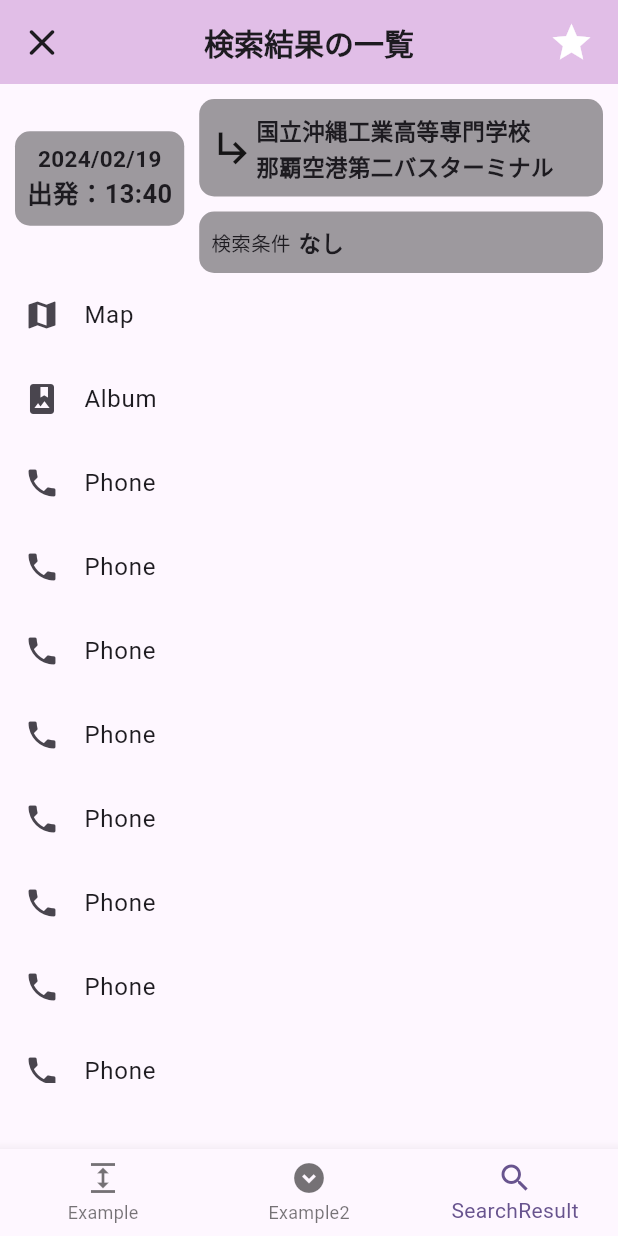
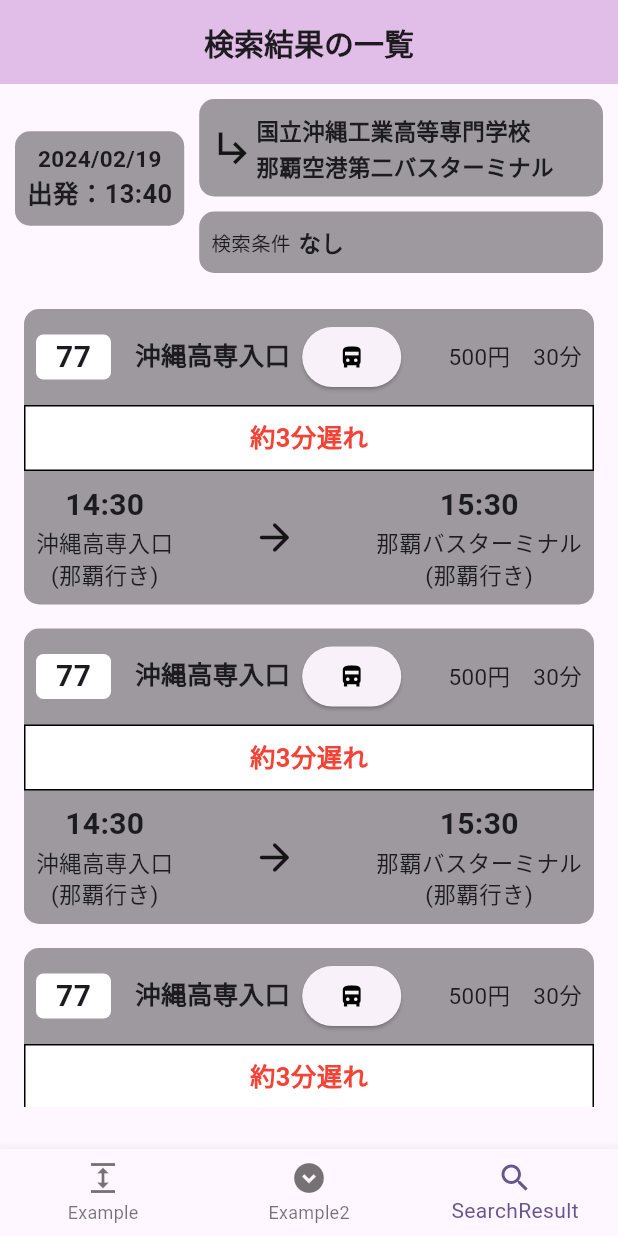
Before and after one commit to Yoshidagumi-group5/bus_app, a Flutter app: the screen it shows after launch, item 3 of the bottom bar chosen, on a phone screen of 412 x 824 dp. Run offline on Flutter 3.47's test engine with Material 3 defaults, Android fonts, the phone set to English and light mode, and no system bars; our stand-ins replace flutter_riverpod.

Commit message:
検索結果ページのUIの完成

```diff
--- a/lib/pages/SearchResult.dart
+++ b/lib/pages/SearchResult.dart
@@ -1,10 +1,10 @@
-import 'dart:html';
-import 'dart:math';
+// import 'dart:html';
+// import 'dart:math';
 
-import 'package:flutter/cupertino.dart';
 import 'package:flutter/material.dart';
-import 'package:flutter/widgets.dart';
 import 'package:flutter_riverpod/flutter_riverpod.dart';
+
+final colorProvider = StateProvider<bool>((ref) => false);
 
 class SearchResult extends ConsumerWidget {
   const SearchResult({super.key});
@@ -15,24 +15,20 @@ class SearchResult extends ConsumerWidget {
         appBar: AppBar(
           backgroundColor: Colors.purple[100],
           centerTitle: true,
-          leading: const Icon(
-            Icons.clear_rounded,
-            size: 30,
-          ),
           title: const Text(
             "検索結果の一覧",
             style: TextStyle(fontSize: 20, fontWeight: FontWeight.bold),
           ),
-          actions: const [
-            Padding(
-              padding: EdgeInsets.only(right: 16.0),
-              child: Icon(
-                Icons.star,
-                size: 30,
-                color: Colors.white,
-              ),
-            )
-          ],
+          // actions: const [
+          //   Padding(
+          //     padding: EdgeInsets.only(right: 16.0),
+          //     child: Icon(
+          //       Icons.star,
+          //       size: 30,
+          //       color: Colors.white,
+          //     ),
+          //   )
+          // ],
         ),
         body: SingleChildScrollView(
           child: Column(
@@ -179,104 +175,201 @@ class SearchResult extends ConsumerWidget {
                   ),
                 ],
               ),
-              LimitedBox(
-                maxHeight: 540,
-                child: ListView(
-                  shrinkWrap: true,
-                  children: <Widget>[
-                    ListTile(
-                      leading: Icon(Icons.map),
-                      title: Text('Map'),
-                    ),
-                    ListTile(
-                      leading: Icon(Icons.photo_album),
-                      title: Text('Album'),
-                    ),
-                    ListTile(
-                      leading: Icon(Icons.phone),
-                      title: Text('Phone'),
-                    ),
-                    ListTile(
-                      leading: Icon(Icons.phone),
-                      title: Text('Phone'),
-                    ),
-                    ListTile(
-                      leading: Icon(Icons.phone),
-                      title: Text('Phone'),
-                    ),
-                    ListTile(
-                      leading: Icon(Icons.phone),
-                      title: Text('Phone'),
-                    ),
-                    ListTile(
-                      leading: Icon(Icons.phone),
-                      title: Text('Phone'),
-                    ),
-                    ListTile(
-                      leading: Icon(Icons.phone),
-                      title: Text('Phone'),
-                    ),
-                    ListTile(
-                      leading: Icon(Icons.phone),
-                      title: Text('Phone'),
-                    ),
-                    ListTile(
-                      leading: Icon(Icons.phone),
-                      title: Text('Phone'),
-                    ),
-                    ListTile(
-                      leading: Icon(Icons.phone),
-                      title: Text('Phone'),
-                    ),
-                    ListTile(
-                      leading: Icon(Icons.phone),
-                      title: Text('Phone'),
-                    ),
-                    ListTile(
-                      leading: Icon(Icons.phone),
-                      title: Text('Phone'),
-                    ),
-                    ListTile(
-                      leading: Icon(Icons.phone),
-                      title: Text('Phone'),
-                    ),
-                    ListTile(
-                      leading: Icon(Icons.phone),
-                      title: Text('Phone'),
-                    ),
-                    ListTile(
-                      leading: Icon(Icons.phone),
-                      title: Text('Phone'),
-                    ),
-                    ListTile(
-                      leading: Icon(Icons.phone),
-                      title: Text('Phone'),
-                    ),
-                    ListTile(
-                      leading: Icon(Icons.phone),
-                      title: Text('Phone'),
-                    ),
-                    ListTile(
-                      leading: Icon(Icons.phone),
-                      title: Text('Phone'),
-                    ),
-                    ListTile(
-                      leading: Icon(Icons.phone),
-                      title: Text('Phone'),
-                    ),
-                    ListTile(
-                      leading: Icon(Icons.phone),
-                      title: Text('Phone'),
-                    ),
-                    ListTile(
-                      leading: Icon(Icons.phone),
-                      title: Text('Phone'),
-                    ),
-                  ],
+              Padding(
+                padding:
+                    const EdgeInsets.only(right: 8.0, left: 8.0, top: 16.0),
+                child: LimitedBox(
+                  maxHeight: 540,
+                  child: ListView(
+                    shrinkWrap: true,
+                    children: [
+                      busSearchResult(77, 500, 30, 3, '14:30', '15:30',
+                          '沖縄高専入口', '那覇バスターミナル'),
+                      busSearchResult(77, 500, 30, 3, '14:30', '15:30',
+                          '沖縄高専入口', '那覇バスターミナル'),
+                      busSearchResult(77, 500, 30, 3, '14:30', '15:30',
+                          '沖縄高専入口', '那覇バスターミナル'),
+                      busSearchResult(77, 500, 30, 3, '14:30', '15:30',
+                          '沖縄高専入口', '那覇バスターミナル'),
+                    ],
+                  ),
                 ),
               ),
             ],
           ),
         ));
   }
+
+  Widget busSearchResult(
+    int busNum, //バスの番号：77番
+    int cost, //バスの値段：500円
+    int time, //バスの所要時間：30分
+    int delayTime, //バスの遅延時間：3分遅れ
+    String startTime, //バスの発車時刻,14:30
+    String endTime, //バスの到着時刻,15:30
+    String startBusStop, //乗るバス停の名前：沖縄高専入口
+    String endBusStop, //降りるバス停の名前：那覇バスターミナル
+  ) {
+    return Padding(
+      padding: const EdgeInsets.all(8.0),
+      child: Container(
+        decoration: BoxDecoration(
+          borderRadius: BorderRadius.circular(10),
+          color: Colors.black38,
+        ),
+        child: Column(
+          children: [
+            Row(
+              children: [
+                Padding(
+                  padding: const EdgeInsets.all(8.0),
+                  child: Container(
+                      alignment: Alignment.center,
+                      width: 50,
+                      height: 30,
+                      decoration: BoxDecoration(
+                        borderRadius: BorderRadius.circular(5),
+                        color: Colors.white,
+                      ),
+                      child: Text(
+                        busNum.toString(),
+                        style: const TextStyle(
+                            fontSize: 20, fontWeight: FontWeight.bold),
+                      )),
+                ),
+                Padding(
+                  padding: const EdgeInsets.only(left: 8.0, bottom: 4.0),
+                  child: Text(
+                    startBusStop,
+                    style: const TextStyle(
+                        fontSize: 17, fontWeight: FontWeight.bold),
+                  ),
+                ),
+                BusRegisterationButton(provider: colorProvider),
+                Expanded(
+                  child: Container(
+                    alignment: Alignment.centerRight,
+                    child: Padding(
+                      padding: const EdgeInsets.all(8.0),
+                      child: Text(
+                        "$cost円　$time分",
+                        style: const TextStyle(fontSize: 15),
+                      ),
+                    ),
+                  ),
+                ),
+              ],
+            ),
+            Container(
+              decoration: BoxDecoration(
+                border: Border.all(color: Colors.black),
+                color: Colors.white,
+              ),
+              child: Row(
+                mainAxisAlignment: MainAxisAlignment.center,
+                children: [
+                  Padding(
+                    padding: const EdgeInsets.all(8.0),
+                    child: Text(
+                      "約$delayTime分遅れ",
+                      style: const TextStyle(
+                          fontSize: 17,
+                          fontWeight: FontWeight.bold,
+                          color: Colors.red),
+                    ),
+                  ),
+                ],
+              ),
+            ),
+            Row(
+              mainAxisAlignment: MainAxisAlignment.spaceBetween,
+              children: [
+                Padding(
+                  padding: const EdgeInsets.all(8.0),
+                  child: Column(
+                    crossAxisAlignment: CrossAxisAlignment.center,
+                    children: [
+                      Text(
+                        startTime,
+                        style: const TextStyle(
+                            fontSize: 20, fontWeight: FontWeight.bold),
+                      ),
+                      Text(
+                        startBusStop,
+                        style: const TextStyle(
+                          fontSize: 15,
+                        ),
+                      ),
+                      const Text(
+                        "(那覇行き)",
+                        style: TextStyle(
+                          fontSize: 15,
+                        ),
+                      ),
+                    ],
+                  ),
+                ),
+                const Icon(
+                  Icons.arrow_forward_rounded,
+                  size: 30,
+                ),
+                Padding(
+                  padding: const EdgeInsets.all(8.0),
+                  child: Column(
+                    crossAxisAlignment: CrossAxisAlignment.center,
+                    children: [
+                      Text(
+                        endTime,
+                        style: const TextStyle(
+                            fontSize: 20, fontWeight: FontWeight.bold),
+                      ),
+                      Text(
+                        endBusStop,
+                        style: const TextStyle(
+                          fontSize: 15,
+                        ),
+                      ),
+                      const Text(
+                        "(那覇行き)",
+                        style: TextStyle(
+                          fontSize: 15,
+                        ),
+                      ),
+                    ],
+                  ),
+                ),
+              ],
+            )
+          ],
+        ),
+      ),
+    );
+  }
 }
+
+class BusRegisterationButton extends ConsumerWidget {
+  const BusRegisterationButton({super.key, required this.provider});
+
+  final StateProvider<bool> provider;
+
+  @override
+  Widget build(BuildContext context, WidgetRef ref) {
+    final color = ref.watch(provider);
+
+    return Padding(
+      padding: const EdgeInsets.all(8.0),
+      child: ElevatedButton(
+        onPressed: () {
+          ref.read(provider.notifier).state = !color;
+        },
+        child: Column(
+          mainAxisAlignment: MainAxisAlignment.center,
+          children: [
+            Icon(Icons.directions_bus_filled_sharp,
+                color: color ? Colors.white : Colors.black)
+          ],
+        ),
+      ),
+    );
+  }
+}
```
